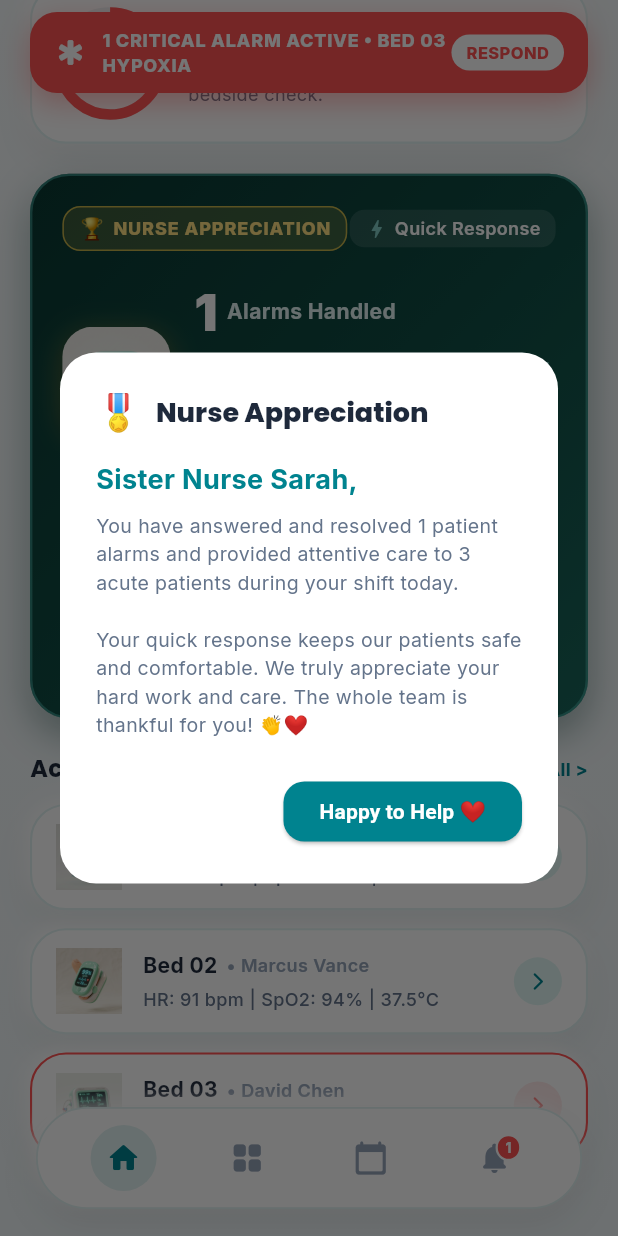
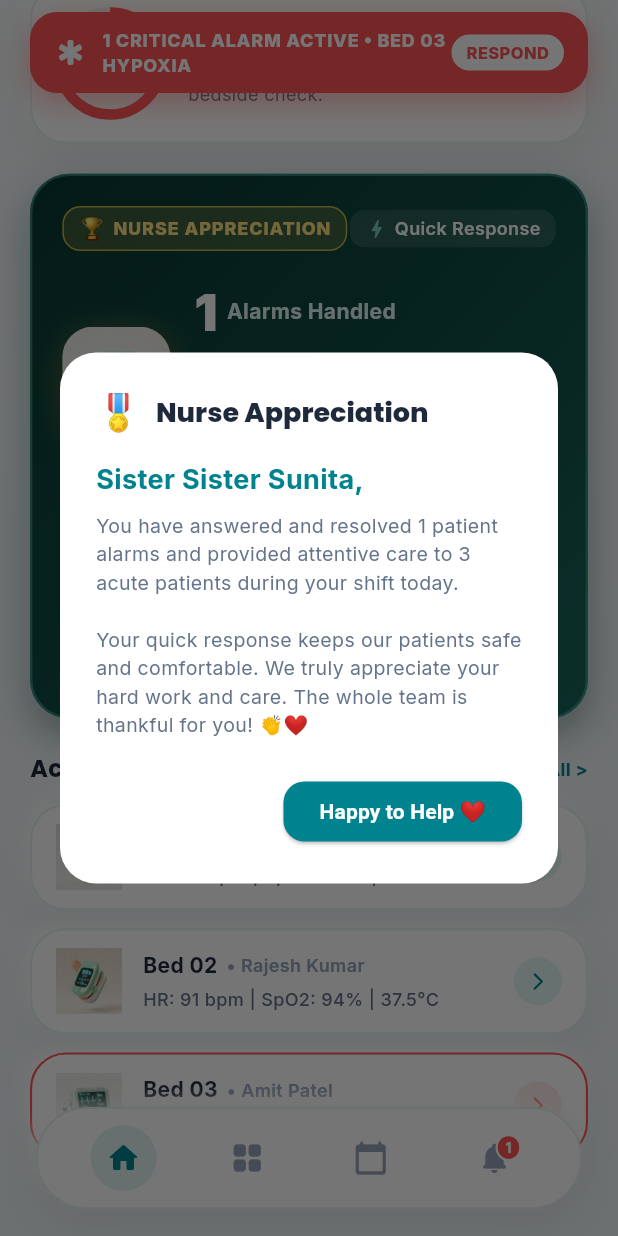
Before and after one commit to bhaktikolte142721/miniproject, a Flutter app: the HomeShellScreen screen opened directly, scrolled down 545 dp, after a tap on "Praise Staff", on a phone screen of 412 x 824 dp. Run offline on Flutter 3.47's test engine with Material 3 defaults, Android fonts, the phone set to English and light mode, and no system bars; our stand-ins replace fl_chart, flutter_riverpod, google_fonts, socket_io_client.

Commit message:
feat: localize all hardcoded patient, clinician, and doctor values to authentic Indian names

```diff
--- a/lib/providers/telemetry_provider.dart
+++ b/lib/providers/telemetry_provider.dart
@@ -19,11 +19,11 @@ final patientsListProvider = Provider<List<Patient>>((ref) {
     Patient(
       id: 'P-8821',
       bedId: 'bed_01',
-      name: 'Elena Rostova',
+      name: 'Priya Sharma',
       age: 34,
       gender: 'Female',
-      assignedNurse: 'Nurse Sarah Jenkins, RN',
-      attendingPhysician: 'Dr. Sarah Johnson, MD',
+      assignedNurse: 'Sister Sunita Rao, RN',
+      attendingPhysician: 'Dr. Aditi Deshmukh, MD',
       diagnosis: 'Post-Op Laparoscopic Cholecystectomy',
       admissionDate: now.subtract(const Duration(days: 1)),
       bloodType: 'A+',
@@ -33,11 +33,11 @@ final patientsListProvider = Provider<List<Patient>>((ref) {
     Patient(
       id: 'P-8822',
       bedId: 'bed_02',
-      name: 'Marcus Vance',
+      name: 'Rajesh Kumar',
       age: 58,
       gender: 'Male',
-      assignedNurse: 'Nurse Michael Chen, RN',
-      attendingPhysician: 'Dr. Robert Bell, MD',
+      assignedNurse: 'Nurse Rohan Joshi, RN',
+      attendingPhysician: 'Dr. Vikram Malhotra, MD',
       diagnosis: 'Acute COPD Exacerbation & Bronchospasm',
       admissionDate: now.subtract(const Duration(days: 2)),
       bloodType: 'O+',
@@ -47,11 +47,11 @@ final patientsListProvider = Provider<List<Patient>>((ref) {
     Patient(
       id: 'P-8823',
       bedId: 'bed_03',
-      name: 'David Chen',
+      name: 'Amit Patel',
       age: 62,
       gender: 'Male',
-      assignedNurse: 'Nurse Sarah Jenkins, RN',
-      attendingPhysician: 'Dr. Aris Thorne, MD (Pulmonology)',
+      assignedNurse: 'Sister Sunita Rao, RN',
+      attendingPhysician: 'Dr. Arvind Swaminathan, MD (Pulmonology)',
       diagnosis: 'Severe Bilateral Pneumonia & Sepsis Protocol',
       admissionDate: now.subtract(const Duration(hours: 14)),
       bloodType: 'B+',
--- a/lib/services/mock_telemetry_service.dart
+++ b/lib/services/mock_telemetry_service.dart
@@ -55,7 +55,7 @@ class MockTelemetryService {
   void _initInitialState() {
     final now = DateTime.now();
 
-    // Bed 01 - Elena Rostova (Optimal Post-Op)
+    // Bed 01 - Priya Sharma (Optimal Post-Op)
     _currentTelemetry['bed_01'] = TelemetryData(
       bedId: 'bed_01',
       heartRate: 72,
@@ -77,7 +77,7 @@ class MockTelemetryService {
       lastSeen: now,
     );
 
-    // Bed 02 - Marcus Vance (Checking / Mild Respiratory)
+    // Bed 02 - Rajesh Kumar (Checking / Mild Respiratory)
     _currentTelemetry['bed_02'] = TelemetryData(
       bedId: 'bed_02',
       heartRate: 88,
@@ -99,7 +99,7 @@ class MockTelemetryService {
       lastSeen: now,
     );
 
-    // Bed 03 - David Chen (Critical Observation)
+    // Bed 03 - Amit Patel (Critical Observation)
     _currentTelemetry['bed_03'] = TelemetryData(
       bedId: 'bed_03',
       heartRate: 118,
@@ -126,7 +126,7 @@ class MockTelemetryService {
       AlertIncident(
         id: 'ALT-${now.millisecondsSinceEpoch}',
         bedId: 'bed_03',
-        patientName: 'David Chen',
+        patientName: 'Amit Patel',
         severity: AlertSeverity.critical,
         triggerReason: 'Sustained SpO2 < 88% for 15s (Hypoxemia)',
         timestamp: now,
@@ -173,8 +173,8 @@ class MockTelemetryService {
   void triggerTestAlarm(String bedId, String reason) {
     final now = DateTime.now();
     final patientName = bedId == 'bed_01'
-        ? 'Elena Rostova'
-        : (bedId == 'bed_02' ? 'Marcus Vance' : 'David Chen');
+        ? 'Priya Sharma'
+        : (bedId == 'bed_02' ? 'Rajesh Kumar' : 'Amit Patel');
 
     final alert = AlertIncident(
       id: 'ALT-${now.millisecondsSinceEpoch}',
--- a/lib/views/alerts/alerts_feed_screen.dart
+++ b/lib/views/alerts/alerts_feed_screen.dart
@@ -97,7 +97,7 @@ class AlertsFeedScreen extends ConsumerWidget {
                       ),
                       child: const Center(
                         child: Text(
-                          'SJ',
+                          'SR',
                           style: TextStyle(
                             fontSize: 18,
                             fontWeight: FontWeight.w800,
@@ -112,7 +112,7 @@ class AlertsFeedScreen extends ConsumerWidget {
                         crossAxisAlignment: CrossAxisAlignment.start,
                         children: [
                           Text(
-                            'Nurse Sarah Jenkins, RN',
+                            'Sister Sunita Rao, RN',
                             style: AppTextStyles.titleMedium.copyWith(
                               fontWeight: FontWeight.w700,
                             ),
@@ -126,7 +126,7 @@ class AlertsFeedScreen extends ConsumerWidget {
                           ),
                           const SizedBox(height: 2),
                           Text(
-                            'sarah.jenkins@hospital.org',
+                            'sunita.rao@hospital.org',
                             style: AppTextStyles.bodySmall.copyWith(
                               color: AppColors.textMuted,
                               fontSize: 11,
@@ -355,7 +355,7 @@ class AlertsFeedScreen extends ConsumerWidget {
                                   if (!alert.isAcknowledged)
                                     GestureDetector(
                                       onTap: () {
-                                        mockService.acknowledgeAlert(alert.id, 'Nurse Sarah');
+                                        mockService.acknowledgeAlert(alert.id, 'Sister Sunita');
                                       },
                                       child: Container(
                                         padding: const EdgeInsets.symmetric(horizontal: 16, vertical: 8),
--- a/lib/views/handover/schedule_handover_screen.dart
+++ b/lib/views/handover/schedule_handover_screen.dart
@@ -267,7 +267,7 @@ class _ScheduleHandoverScreenState extends State<ScheduleHandoverScreen> {
                         crossAxisAlignment: CrossAxisAlignment.start,
                         children: [
                           Text(
-                            'Dr. Sarah Johnson',
+                            'Dr. Aditi Deshmukh',
                             style: AppTextStyles.titleSmall.copyWith(
                               fontWeight: FontWeight.w700,
                             ),
--- a/lib/views/handover/shift_handover_screen.dart
+++ b/lib/views/handover/shift_handover_screen.dart
@@ -53,7 +53,7 @@ class ShiftHandoverScreen extends ConsumerWidget {
                       Row(
                         children: [
                           Text(
-                            'Nurse Sarah',
+                            'Sister Sunita',
                             style: AppTextStyles.headlineSmall.copyWith(
                               fontWeight: FontWeight.w700,
                             ),
@@ -405,7 +405,7 @@ class ShiftHandoverScreen extends ConsumerWidget {
               const SizedBox(height: 20),
 
               // 5.5 Nurse Clinical Pride & Hero Recognition Card (Alarms Handled & Patients Attended)
-              _buildNursePrideCard(context, 'Nurse Sarah', resolvedAlarms, patients.length),
+              _buildNursePrideCard(context, 'Sister Sunita', resolvedAlarms, patients.length),
 
               const SizedBox(height: 22),
 
--- a/lib/views/home_shell_screen.dart
+++ b/lib/views/home_shell_screen.dart
@@ -232,7 +232,7 @@ class _HomeShellScreenState extends ConsumerState<HomeShellScreen> {
                             ),
                             alignment: Alignment.center,
                             child: const Text(
-                              'SJ',
+                              'SR',
                               style: TextStyle(
                                 fontWeight: FontWeight.w800,
                                 color: AppColors.primaryTeal,
@@ -245,7 +245,7 @@ class _HomeShellScreenState extends ConsumerState<HomeShellScreen> {
                             crossAxisAlignment: CrossAxisAlignment.start,
                             children: [
                               Text(
-                                'Nurse Sarah Jenkins',
+                                'Sister Sunita Rao',
                                 style: TextStyle(
                                   fontWeight: FontWeight.w800,
                                   fontSize: 12,
@@ -253,7 +253,7 @@ class _HomeShellScreenState extends ConsumerState<HomeShellScreen> {
                                 ),
                               ),
                               Text(
-                                'Lead Triage • RN #88192',
+                                'Lead Triage RN • #MH-88192',
                                 style: TextStyle(
                                   fontSize: 10,
                                   color: AppColors.textMuted,
--- a/lib/views/patient_detail/patient_monitoring_screen.dart
+++ b/lib/views/patient_detail/patient_monitoring_screen.dart
@@ -253,7 +253,7 @@ class _PatientMonitoringScreenState extends ConsumerState<PatientMonitoringScree
                                       ],
                                     ),
                                     content: Text(
-                                      'Emergency bedside call alert transmitted to Nurse Sarah Jenkins for ${widget.patient.bedLabel} (${widget.patient.name}).',
+                                      'Emergency bedside call alert transmitted to Sister Sunita Rao for ${widget.patient.bedLabel} (${widget.patient.name}).',
                                       style: AppTextStyles.bodyMedium,
                                     ),
                                     actions: [
@@ -371,7 +371,7 @@ class _PatientMonitoringScreenState extends ConsumerState<PatientMonitoringScree
                               if (isCritical) {
                                 mockService.acknowledgeAlert(
                                   'ALT-${widget.patient.bedId}',
-                                  'Nurse Sarah',
+                                  'Sister Sunita',
                                 );
                                 ScaffoldMessenger.of(context).showSnackBar(
                                   SnackBar(
```
Also changed, not shown: 7 other files.
